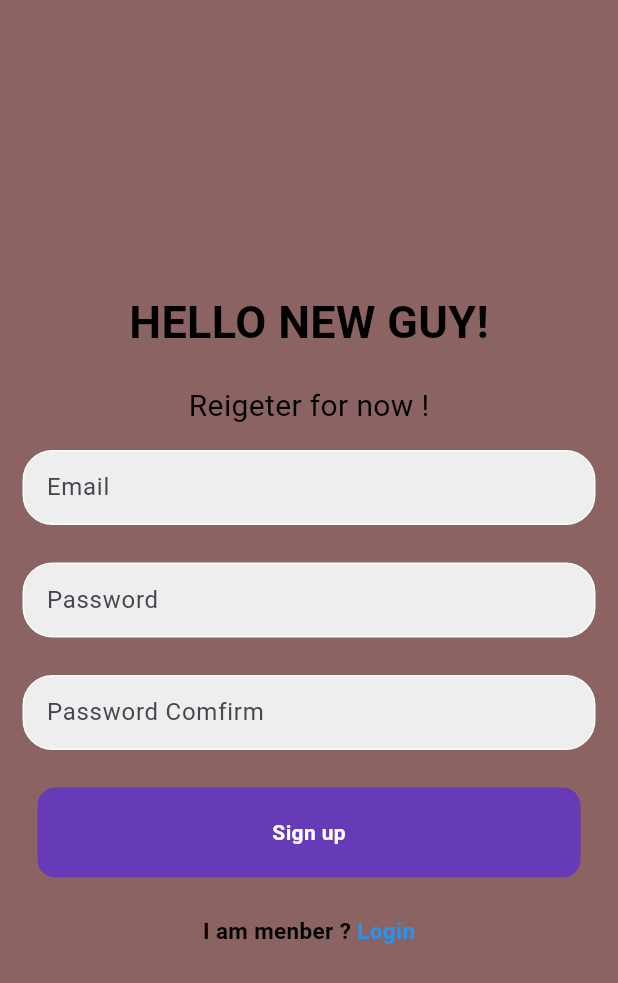
After one commit to solokill756/To-Do-List-App-x-FireBase, a Flutter app: the screen it shows after launch, after a tap on "Register", after a tap on "Sign up", on a phone screen of 412 x 824 dp. The commit adds this screen. Shown: the top 983 px of the screen. Run offline on Flutter 3.47's test engine with Material 3 defaults, Android fonts, the phone set to English and light mode, and no system bars; our stand-ins replace firebase_auth, firebase_core; missing offline and left inert: confirm_dialog; accounts and stored records are empty; network calls fail.

Commit message:
Sign In Module

```diff
--- a/lib/app.dart
+++ b/lib/app.dart
@@ -1,6 +1,4 @@
 import 'package:flutter/material.dart';
-import 'package:todolist/modules/home/home.dart';
-import 'package:todolist/modules/login/login_page.dart';
 import 'package:todolist/modules/main/main_page.dart';
 
 class MyApp extends StatelessWidget {
@@ -8,7 +6,7 @@ class MyApp extends StatelessWidget {
 
   @override
   Widget build(BuildContext context) {
-    return MaterialApp(
+    return const MaterialApp(
       debugShowCheckedModeBanner: false,
       home: MainPage(),
     );
--- /dev/null
+++ b/lib/managers/register_manger.dart
@@ -0,0 +1,17 @@
+import 'package:firebase_auth/firebase_auth.dart';
+
+class RegisterManger {
+  Future signUp(email, password, comfirmPassword) async {
+    if (CheckPassword(password, comfirmPassword)) {
+      await FirebaseAuth.instance
+          .createUserWithEmailAndPassword(email: email, password: password);
+    }
+  }
+
+  bool CheckPassword(password, comfirmPassword) {
+    if (password == comfirmPassword)
+      return true;
+    else
+      return false;
+  }
+}
--- /dev/null
+++ b/lib/modules/auth/auth_page.dart
@@ -0,0 +1,27 @@
+import 'package:flutter/material.dart';
+import 'package:todolist/modules/auth/login/login_page.dart';
+import 'package:todolist/modules/auth/register/register_page.dart';
+
+class AuthPage extends StatefulWidget {
+  const AuthPage({super.key});
+
+  @override
+  State<AuthPage> createState() => _AuthPageState();
+}
+
+class _AuthPageState extends State<AuthPage> {
+  bool showLogin = true;
+  void toggleScreens() {
+    setState(() {
+      showLogin = !showLogin;
+    });
+  }
+
+  @override
+  Widget build(BuildContext context) {
+    if (showLogin)
+      return LoginPage(showRegister: toggleScreens);
+    else
+      return RegisterPage(showLogin: toggleScreens);
+  }
+}
--- a/lib/modules/login/login_page.dart
+++ b/lib/modules/auth/login/login_page.dart
@@ -3,8 +3,8 @@ import 'package:flutter/widgets.dart';
 import 'package:todolist/managers/login_manger.dart';
 
 class LoginPage extends StatefulWidget {
-  const LoginPage({super.key});
-
+  final VoidCallback showRegister;
+  const LoginPage({super.key, required this.showRegister});
   @override
   State<LoginPage> createState() => _LoginPageState();
 }
@@ -132,12 +132,15 @@ class _LoginPageState extends State<LoginPage> {
                       fontWeight: FontWeight.bold,
                     ),
                   ),
-                  Text(
-                    ' Register',
-                    style: TextStyle(
-                      fontSize: 15,
-                      color: Colors.blue,
-                      fontWeight: FontWeight.bold,
+                  GestureDetector(
+                    onTap: widget.showRegister,
+                    child: Text(
+                      ' Register',
+                      style: TextStyle(
+                        fontSize: 15,
+                        color: Colors.blue,
+                        fontWeight: FontWeight.bold,
+                      ),
                     ),
                   )
                 ],
--- /dev/null
+++ b/lib/modules/auth/register/register_page.dart
@@ -0,0 +1,179 @@
+import 'package:flutter/material.dart';
+import 'package:todolist/managers/register_manger.dart';
+
+class RegisterPage extends StatefulWidget {
+  const RegisterPage({super.key, required this.showLogin});
+  final VoidCallback showLogin;
+  @override
+  State<RegisterPage> createState() => _RegisterPageState();
+}
+
+class _RegisterPageState extends State<RegisterPage> {
+  final _emailController = TextEditingController();
+  final _passwordController = TextEditingController();
+  final _comfirmPasswordController = TextEditingController();
+  final RegisterManger registerManger = RegisterManger();
+  @override
+  void dispose() {
+    _emailController.dispose();
+    _passwordController.dispose();
+    _comfirmPasswordController.dispose();
+    super.dispose();
+  }
+
+  @override
+  Widget build(BuildContext context) {
+    return Scaffold(
+      backgroundColor: Color.fromARGB(255, 139, 99, 99),
+      body: Center(
+        child: SingleChildScrollView(
+          child: Column(
+            mainAxisAlignment: MainAxisAlignment.center,
+            children: [
+              Text(
+                'HELLO NEW GUY!',
+                style: TextStyle(
+                  color: Colors.black,
+                  fontWeight: FontWeight.bold,
+                  fontSize: 30,
+                ),
+              ),
+              SizedBox(
+                height: 20,
+              ),
+              Text(
+                "Reigeter for now !",
+                style: TextStyle(
+                  fontSize: 20,
+                  color: Colors.black,
+                ),
+              ),
+              SizedBox(
+                height: 15,
+              ),
+              Padding(
+                padding: const EdgeInsets.symmetric(horizontal: 15),
+                child: Container(
+                  decoration: BoxDecoration(
+                    color: Colors.grey[200],
+                    border: Border.all(color: Colors.white),
+                    borderRadius: BorderRadius.circular(20),
+                  ),
+                  child: TextField(
+                    controller: _emailController,
+                    decoration: InputDecoration(
+                      contentPadding: EdgeInsets.only(left: 15),
+                      border: InputBorder.none,
+                      hintText: "Email",
+                    ),
+                  ),
+                ),
+              ),
+              SizedBox(
+                height: 25,
+              ),
+              Padding(
+                padding: const EdgeInsets.symmetric(horizontal: 15),
+                child: Container(
+                  decoration: BoxDecoration(
+                    color: Colors.grey[200],
+                    border: Border.all(color: Colors.white),
+                    borderRadius: BorderRadius.circular(20),
+                  ),
+                  child: TextField(
+                    controller: _passwordController,
+                    obscureText: true,
+                    decoration: InputDecoration(
+                      contentPadding: EdgeInsets.only(left: 15),
+                      border: InputBorder.none,
+                      hintText: "Password",
+                    ),
+                  ),
+                ),
+              ),
+              SizedBox(
+                height: 25,
+              ),
+              Padding(
+                padding: const EdgeInsets.symmetric(horizontal: 15),
+                child: Container(
+                  decoration: BoxDecoration(
+                    color: Colors.grey[200],
+                    border: Border.all(color: Colors.white),
+                    borderRadius: BorderRadius.circular(20),
+                  ),
+                  child: TextField(
+                    controller: _comfirmPasswordController,
+                    obscureText: true,
+                    decoration: InputDecoration(
+                      contentPadding: EdgeInsets.only(left: 15),
+                      border: InputBorder.none,
+                      hintText: "Password Comfirm",
+                    ),
+                  ),
+                ),
+              ),
+              SizedBox(
+                height: 25,
+              ),
+              Padding(
+                padding: const EdgeInsets.symmetric(horizontal: 25),
+                child: GestureDetector(
+                  onTap: () async {
+                    await registerManger.signUp(
+                        _emailController.text.trim(),
+                        _passwordController.text.trim(),
+                        _comfirmPasswordController.text.trim());
+                  },
+                  child: Container(
+                    padding: EdgeInsets.symmetric(horizontal: 30, vertical: 20),
+                    decoration: BoxDecoration(
+                      color: Colors.deepPurple,
+                      borderRadius: BorderRadius.circular(12),
+                    ),
+                    child: Center(
+                      child: Text(
+                        'Sign up',
+                        style: TextStyle(
+                          color: Colors.white,
+                          fontWeight: FontWeight.bold,
+                        ),
+                      ),
+                    ),
+                  ),
+                ),
+              ),
+              SizedBox(
+                height: 25,
+              ),
+              Row(
+                mainAxisAlignment: MainAxisAlignment.center,
+                children: [
+                  Text(
+                    'I am menber ?',
+                    style: TextStyle(
+                      fontSize: 15,
+                      color: Colors.black,
+                      fontWeight: FontWeight.bold,
+                    ),
+                  ),
+                  GestureDetector(
+                    onTap: widget.showLogin,
+                    child: Text(
+                      ' Login',
+                      style: TextStyle(
+                        fontSize: 15,
+                        color: Colors.blue,
+                        fontWeight: FontWeight.bold,
+                      ),
+                    ),
+                  )
+                ],
+              )
+            ],
+          ),
+        ),
+      ),
+    );
+  }
+}
--- a/lib/modules/main/main_page.dart
+++ b/lib/modules/main/main_page.dart
@@ -1,7 +1,7 @@
 import 'package:firebase_auth/firebase_auth.dart';
 import 'package:flutter/material.dart';
+import 'package:todolist/modules/auth/auth_page.dart';
 import 'package:todolist/modules/home/home.dart';
-import 'package:todolist/modules/login/login_page.dart';
 
 class MainPage extends StatelessWidget {
   const MainPage({super.key});
@@ -15,7 +15,7 @@ class MainPage extends StatelessWidget {
           if (snapshot.hasData) {
             return Home();
           } else {
-            return LoginPage();
+            return AuthPage();
           }
         },
       ),
```
